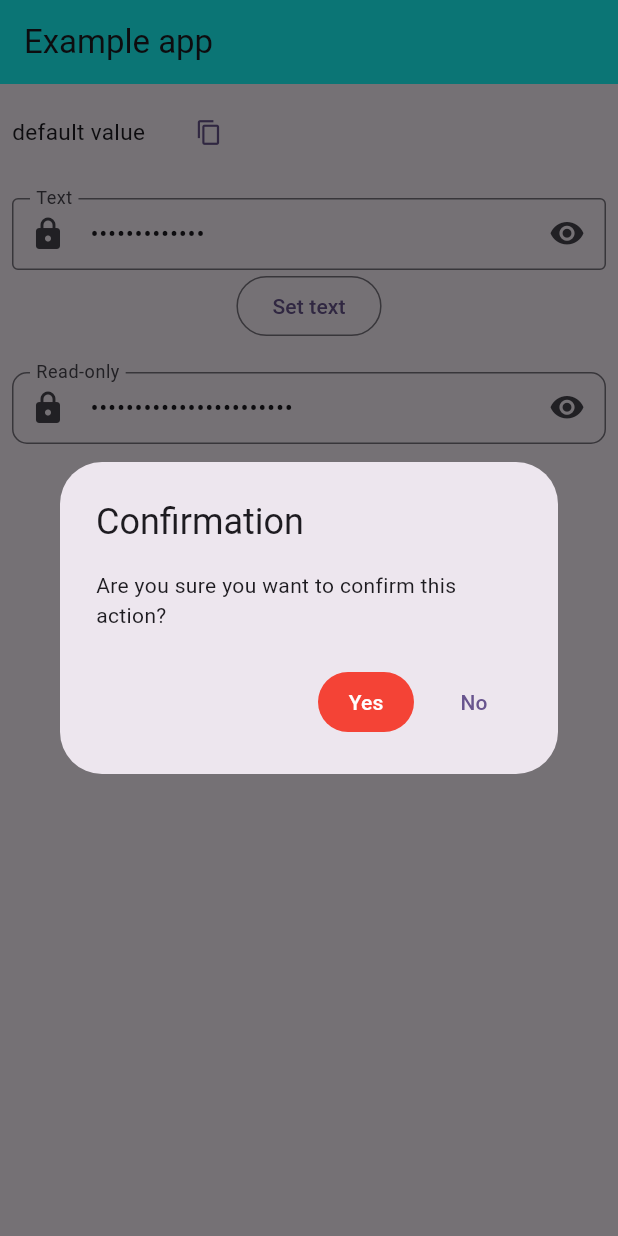
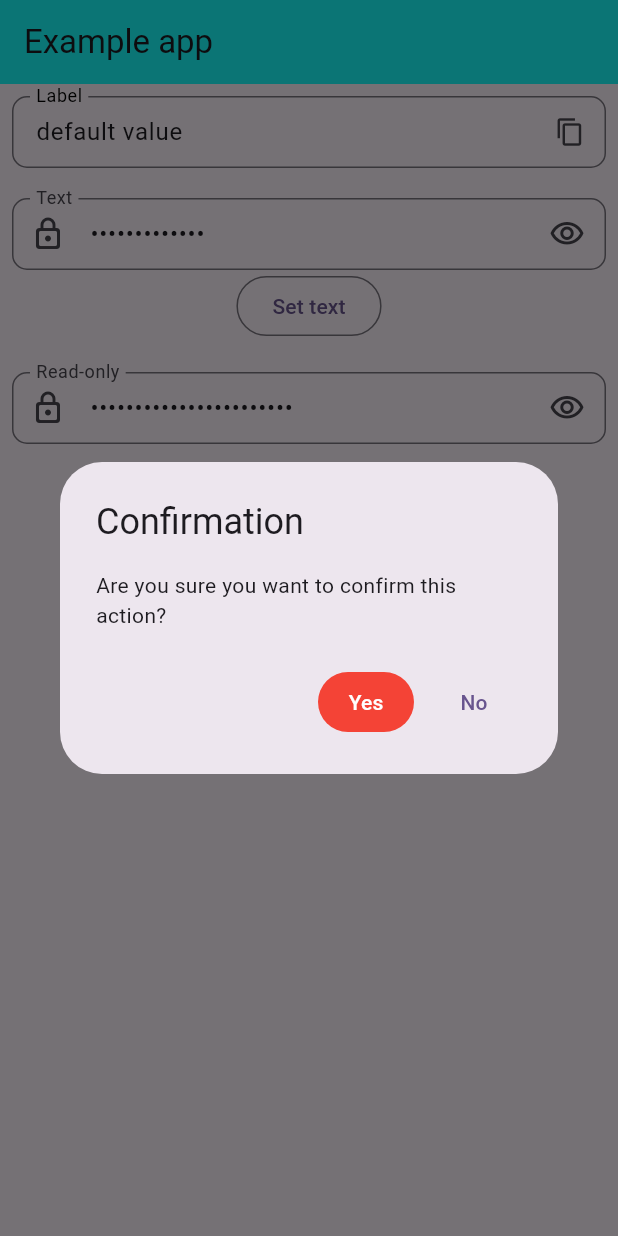
Before and after one commit to IsinBlockchainTeam/flutter_isin_ui_kit, a Flutter app: the screen it shows after launch, after a tap on "Restart app", on a phone screen of 412 x 824 dp. Run offline on Flutter 3.47's test engine with Material 3 defaults, Android fonts, the phone set to English and light mode, and no system bars; our stand-ins replace qr_flutter; missing offline and left inert: mobile_scanner.

Commit message:
refactor ⚙:  Refactored and added new components

```diff
--- a/example/lib/views/HomePageView.dart
+++ b/example/lib/views/HomePageView.dart
@@ -1,7 +1,7 @@
 import 'package:flutter/material.dart';
-import 'package:flutter_isin_ui_kit/components/clipboard_copyable_text.dart';
 import 'package:flutter_isin_ui_kit/components/confirmation_button.dart';
-import 'package:flutter_isin_ui_kit/components/field_obscurable.dart';
+import 'package:flutter_isin_ui_kit/components/fields/clipboard_copyable_field.dart';
+import 'package:flutter_isin_ui_kit/components/fields/field_obscurable.dart';
 import 'package:flutter_isin_ui_kit/components/input_field_obscurable.dart';
 import 'package:flutter_isin_ui_kit/components/modal_mobile_scanner.dart';
 import 'package:flutter_isin_ui_kit/utils/restart_widget.dart';
@@ -36,9 +36,10 @@ class _HomePageViewState extends State<HomePageView> {
           child: Column(
             mainAxisAlignment: MainAxisAlignment.start,
             children: [
-              ClipboardCopyableText(
-                text: text,
-                textLabel: 'Clipboard Copyable Text',
+              ClipboardCopyableField(
+                label: 'Label',
+                value: text,
+                labelColor: Colors.black,
               ),
               const SizedBox(height: 20),
               Form(
--- a/lib/components/field_obscurable.dart
+++ /dev/null
@@ -1,64 +0,0 @@
-import 'package:flutter/material.dart';
-
-class FieldObscurable extends StatefulWidget {
-  final String labelText;
-  final String text;
-  final double expandedHeight;
-
-  const FieldObscurable(
-      {super.key,
-      required this.labelText,
-      this.expandedHeight = 130,
-      this.text = ""});
-
-  @override
-  State<FieldObscurable> createState() => _FieldObscurableState();
-}
-
-class _FieldObscurableState extends State<FieldObscurable> {
-  final textFieldFocusNode = FocusNode();
-  bool _obscured = true;
-
-  void _toggleObscured() {
-    setState(() {
-      _obscured = !_obscured;
-    });
-  }
-
-  @override
-  Widget build(BuildContext context) {
-    return SizedBox(
-      height: _obscured ? null : widget.expandedHeight,
-      child: TextFormField(
-        // canRequestFocus: false,
-        focusNode: textFieldFocusNode,
-        initialValue: widget.text,
-        obscureText: _obscured,
-        readOnly: true,
-        expands: !_obscured,
-        maxLines: _obscured ? 1 : null,
-        enabled: true,
-        decoration: InputDecoration(
-          labelText: widget.labelText,
-          isDense: true,
-          // Reduces height a bit
-          border: const OutlineInputBorder(
-              borderRadius: BorderRadius.all(Radius.circular(10))),
-          prefixIcon: const Icon(Icons.lock_rounded, size: 24),
-          suffixIcon: Padding(
-            padding: const EdgeInsets.fromLTRB(0, 0, 4, 0),
-            child: GestureDetector(
-              onTap: _toggleObscured,
-              child: Icon(
-                _obscured
-                    ? Icons.visibility_rounded
-                    : Icons.visibility_off_rounded,
-                size: 24,
-              ),
-            ),
-          ),
-        ),
-      ),
-    );
-  }
-}
--- /dev/null
+++ b/lib/components/fields/clipboard_copyable_field.dart
@@ -0,0 +1,34 @@
+import 'package:flutter/material.dart';
+import 'package:flutter/services.dart';
+
+import '../../utils/ui_utils.dart';
+import 'custom_text_field.dart';
+
+class ClipboardCopyableField extends CustomTextField {
+  final Color? iconColor;
+
+  const ClipboardCopyableField(
+      {super.key,
+      this.iconColor,
+      required super.label,
+      required super.value,
+      super.labelColor,
+      super.borderRadius = 10});
+
+  void _onTapped(BuildContext context) {
+    Clipboard.setData(ClipboardData(text: value));
+    UIUtils.showToast(context, "Copied $label to clipboard");
+  }
+
+  @override
+  Widget buildSuffixIcon(BuildContext context) {
+    return GestureDetector(
+      onTap: () => _onTapped(context),
+      child: Icon(
+        Icons.copy,
+        size: 20,
+        color: iconColor,
+      ),
+    );
+  }
+}
--- /dev/null
+++ b/lib/components/fields/custom_text_field.dart
@@ -0,0 +1,50 @@
+import 'package:flutter/material.dart';
+
+class CustomTextField extends StatelessWidget {
+  final String label;
+  final String value;
+  final double borderRadius;
+  final Color? labelColor;
+
+  const CustomTextField(
+      {super.key,
+      required this.label,
+      required this.value,
+      this.labelColor,
+      this.borderRadius = 10});
+
+  Widget? buildPrefixIcon(BuildContext context) {
+    return null;
+  }
+
+  Widget? buildSuffixIcon(BuildContext context) {
+    return null;
+  }
+
+  Widget buildTextField(BuildContext context) {
+    return TextFormField(
+      initialValue: value,
+      readOnly: true,
+      maxLines: null,
+      decoration: InputDecoration(
+        labelText: label,
+        labelStyle: TextStyle(
+          color: labelColor,
+        ),
+        isDense: true,
+        border: OutlineInputBorder(
+          borderRadius: BorderRadius.all(
+            Radius.circular(borderRadius),
+          ),
+        ),
+        prefixIcon: buildPrefixIcon(context),
+        suffixIcon: buildSuffixIcon(context),
+      ),
+    );
+  }
+
+  @override
+  Widget build(BuildContext context) {
+    return buildTextField(context);
+  }
+}
--- /dev/null
+++ b/lib/components/fields/field_obscurable.dart
@@ -0,0 +1,54 @@
+import 'package:flutter/material.dart';
+
+class FieldObscurable extends StatefulWidget {
+  final String labelText;
+  final String text;
+  final Color? iconColor;
+
+  const FieldObscurable(
+      {super.key, required this.labelText, this.text = "", this.iconColor});
+
+  @override
+  State<FieldObscurable> createState() => _FieldObscurableState();
+}
+
+class _FieldObscurableState extends State<FieldObscurable> {
+  bool _obscured = true;
+
+  void _toggleObscured() {
+    setState(() {
+      _obscured = !_obscured;
+    });
+  }
+
+  @override
+  Widget build(BuildContext context) {
+    return TextFormField(
+      initialValue: widget.text,
+      obscureText: _obscured,
+      readOnly: true,
+      maxLines: _obscured ? 1 : null,
+      decoration: InputDecoration(
+        labelText: widget.labelText,
+        isDense: true,
+        // Reduces height a bit
+        border: const OutlineInputBorder(
+            borderRadius: BorderRadius.all(Radius.circular(10))),
+        prefixIcon: const Icon(Icons.lock_outline_rounded, size: 24),
+        suffixIcon: Padding(
+          padding: const EdgeInsets.fromLTRB(0, 0, 4, 0),
+          child: GestureDetector(
+            onTap: _toggleObscured,
+            child: Icon(
+              _obscured
+                  ? Icons.visibility_outlined
+                  : Icons.visibility_off_outlined,
+              size: 24,
+              color: widget.iconColor,
+            ),
+          ),
+        ),
+      ),
+    );
+  }
+}
--- a/lib/components/input_field_obscurable.dart
+++ b/lib/components/input_field_obscurable.dart
@@ -58,16 +58,18 @@ class _InputFieldObscurableState extends State<InputFieldObscurable> {
           labelText: widget.labelText,
           isDense: true,
           // Reduces height a bit
-          border: const OutlineInputBorder(),
-          prefixIcon: const Icon(Icons.lock_rounded, size: 24),
+          border: const OutlineInputBorder(
+            borderRadius: BorderRadius.all(Radius.circular(10)),
+          ),
+          prefixIcon: const Icon(Icons.lock_outline_rounded, size: 24),
           suffixIcon: Padding(
             padding: const EdgeInsets.fromLTRB(0, 0, 4, 0),
             child: GestureDetector(
               onTap: _toggleObscured,
               child: Icon(
                 _obscured
-                    ? Icons.visibility_rounded
-                    : Icons.visibility_off_rounded,
+                    ? Icons.visibility_outlined
+                    : Icons.visibility_off_outlined,
                 size: 24,
               ),
             ),
```
